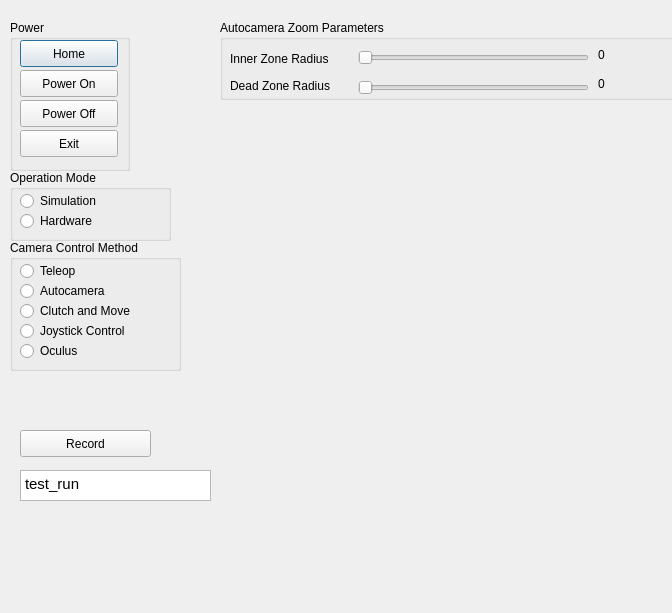
Before: the Qt Designer form scripts/camera_control_gui.ui in careslab/autocamera, drawn with Qt 5.
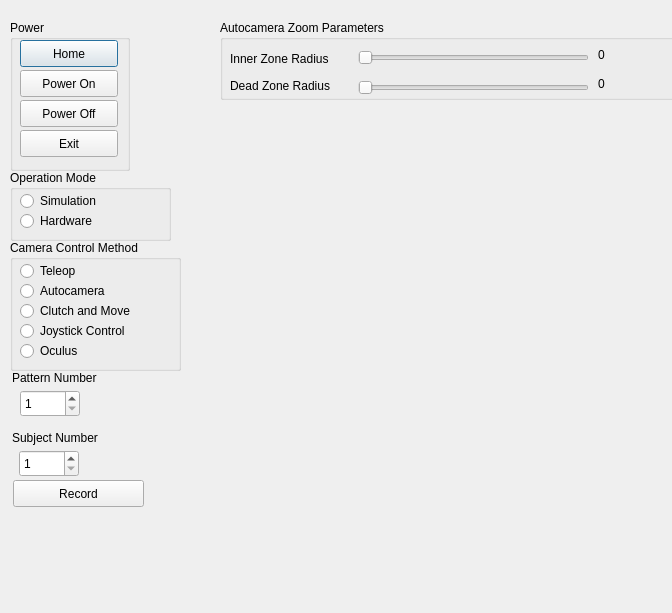
After: the same form once the commit is applied.

Commit message: modified:   config/autocamera.conf 	modified:   config/autocamera.conf~ 	deleted:    human_factors_study_recordings/test_run/test_run_hw.bag 	deleted:    human_factors_study_recordings/test_run/test_run_sim.bag 	modified:   scripts/camera_control_gui.py 	modified:   scripts/camera_control_gui.pyc 	modified:   scripts/camera_control_gui.ui 	modified:   scripts/camera_control_node.py

Diff of the .ui file:
```diff
--- a/scripts/camera_control_gui.ui
+++ b/scripts/camera_control_gui.ui
@@ -307,8 +307,8 @@
   <widget class="QPushButton" name="pushButtonRecord">
    <property name="geometry">
     <rect>
-     <x>20</x>
-     <y>430</y>
+     <x>13</x>
+     <y>480</y>
      <width>131</width>
      <height>27</height>
     </rect>
@@ -317,36 +317,77 @@
     <string>Record</string>
    </property>
   </widget>
-  <widget class="QTextEdit" name="textEditFilename">
+  <widget class="QLabel" name="labelSubjectInfo">
    <property name="geometry">
     <rect>
-     <x>20</x>
-     <y>470</y>
-     <width>191</width>
-     <height>31</height>
-    </rect>
-   </property>
-   <property name="html">
-    <string>&lt;!DOCTYPE HTML PUBLIC &quot;-//W3C//DTD HTML 4.0//EN&quot; &quot;http://www.w3.org/TR/REC-html40/strict.dtd&quot;&gt;
-&lt;html&gt;&lt;head&gt;&lt;meta name=&quot;qrichtext&quot; content=&quot;1&quot; /&gt;&lt;style type=&quot;text/css&quot;&gt;
-p, li { white-space: pre-wrap; }
-&lt;/style&gt;&lt;/head&gt;&lt;body style=&quot; font-family:'Ubuntu'; font-size:11pt; font-weight:400; font-style:normal;&quot;&gt;
-&lt;p style=&quot; margin-top:0px; margin-bottom:0px; margin-left:0px; margin-right:0px; -qt-block-indent:0; text-indent:0px;&quot;&gt;test_run&lt;/p&gt;&lt;/body&gt;&lt;/html&gt;</string>
-   </property>
-  </widget>
-  <widget class="QLabel" name="labelFilename">
-   <property name="geometry">
-    <rect>
-     <x>20</x>
-     <y>510</y>
-     <width>191</width>
-     <height>17</height>
+     <x>90</x>
+     <y>453</y>
+     <width>111</width>
+     <height>20</height>
     </rect>
    </property>
    <property name="text">
     <string/>
    </property>
   </widget>
+  <widget class="QLabel" name="labelSubjectNumber">
+   <property name="geometry">
+    <rect>
+     <x>12</x>
+     <y>430</y>
+     <width>131</width>
+     <height>16</height>
+    </rect>
+   </property>
+   <property name="text">
+    <string>Subject Number</string>
+   </property>
+  </widget>
+  <widget class="QSpinBox" name="spinBoxSubjectNumber">
+   <property name="geometry">
+    <rect>
+     <x>19</x>
+     <y>450</y>
+     <width>60</width>
+     <height>27</height>
+    </rect>
+   </property>
+   <property name="minimum">
+    <number>1</number>
+   </property>
+   <property name="maximum">
+    <number>20</number>
+   </property>
+  </widget>
+  <widget class="QLabel" name="labelPatternNumber">
+   <property name="geometry">
+    <rect>
+     <x>12</x>
+     <y>370</y>
+     <width>131</width>
+     <height>16</height>
+    </rect>
+   </property>
+   <property name="text">
+    <string>Pattern Number</string>
+   </property>
+  </widget>
+  <widget class="QSpinBox" name="spinBoxPatternNumber">
+   <property name="geometry">
+    <rect>
+     <x>20</x>
+     <y>390</y>
+     <width>60</width>
+     <height>27</height>
+    </rect>
+   </property>
+   <property name="minimum">
+    <number>1</number>
+   </property>
+   <property name="maximum">
+    <number>5</number>
+   </property>
+  </widget>
  </widget>
  <resources/>
  <connections/>
```
The commit also changes 7 other files.
